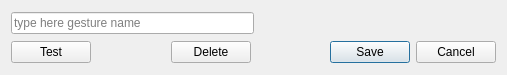
Before: the Qt Designer form src/RelationGestureDialog.ui in uiii/GeconPC, drawn with Qt 5.
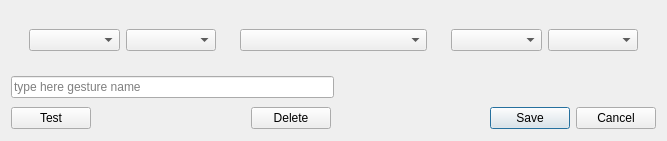
After: the same form once the commit is applied.

```diff
--- a/src/RelationGestureDialog.ui
+++ b/src/RelationGestureDialog.ui
@@ -6,14 +6,53 @@
    <rect>
     <x>0</x>
     <y>0</y>
-    <width>507</width>
-    <height>75</height>
+    <width>667</width>
+    <height>141</height>
    </rect>
   </property>
   <property name="windowTitle">
    <string>Dialog</string>
   </property>
   <layout class="QVBoxLayout" name="verticalLayout">
+   <item>
+    <widget class="QWidget" name="widget" native="true">
+     <layout class="QHBoxLayout" name="horizontalLayout_2">
+      <item>
+       <widget class="QWidget" name="widget_3" native="true">
+        <layout class="QHBoxLayout" name="horizontalLayout_4">
+         <item>
+          <widget class="QComboBox" name="leftProperty"/>
+         </item>
+         <item>
+          <widget class="QComboBox" name="leftObject"/>
+         </item>
+        </layout>
+       </widget>
+      </item>
+      <item>
+       <widget class="QWidget" name="widget_5" native="true">
+        <layout class="QVBoxLayout" name="verticalLayout_4">
+         <item>
+          <widget class="QComboBox" name="relation"/>
+         </item>
+        </layout>
+       </widget>
+      </item>
+      <item>
+       <widget class="QWidget" name="widget_4" native="true">
+        <layout class="QHBoxLayout" name="horizontalLayout_5">
+         <item>
+          <widget class="QComboBox" name="rightProperty"/>
+         </item>
+         <item>
+          <widget class="QComboBox" name="rightObject"/>
+         </item>
+        </layout>
+       </widget>
+      </item>
+     </layout>
+    </widget>
+   </item>
    <item>
     <widget class="QWidget" name="widget_2" native="true">
      <layout class="QHBoxLayout" name="horizontalLayout_3">
```
